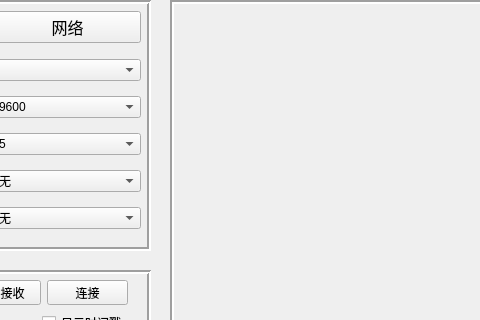
The window that home_page.ui (LvXinyu2003/img_host) describes before a commit, drawn with Qt 5; both pictures show x 170 to 650 and y 0 to 320 of the 1262 by 780 pixel window.
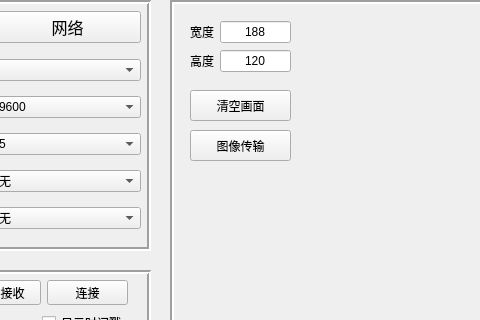
The same window after the commit.

Commit message: 图像传输部分逻辑尚未明了 read到的数据不连续成片，一段一段的，尚未解决

The edit to the form file:
```diff
--- a/home_page.ui
+++ b/home_page.ui
@@ -698,6 +698,78 @@
     <property name="midLineWidth">
      <number>0</number>
     </property>
+    <widget class="QPushButton" name="pushButton_clear_img">
+     <property name="geometry">
+      <rect>
+       <x>20</x>
+       <y>90</y>
+       <width>101</width>
+       <height>31</height>
+      </rect>
+     </property>
+     <property name="text">
+      <string>清空画面</string>
+     </property>
+    </widget>
+    <widget class="QPushButton" name="pushButton_img_trans">
+     <property name="geometry">
+      <rect>
+       <x>20</x>
+       <y>130</y>
+       <width>101</width>
+       <height>31</height>
+      </rect>
+     </property>
+     <property name="text">
+      <string>图像传输</string>
+     </property>
+    </widget>
+    <widget class="QWidget" name="">
+     <property name="geometry">
+      <rect>
+       <x>20</x>
+       <y>20</y>
+       <width>101</width>
+       <height>54</height>
+      </rect>
+     </property>
+     <layout class="QGridLayout" name="gridLayout">
+      <item row="0" column="0">
+       <widget class="QLabel" name="label_13">
+        <property name="text">
+         <string>宽度</string>
+        </property>
+       </widget>
+      </item>
+      <item row="0" column="1">
+       <widget class="QLineEdit" name="lineEdit_img_width">
+        <property name="text">
+         <string>188</string>
+        </property>
+        <property name="alignment">
+         <set>Qt::AlignCenter</set>
+        </property>
+       </widget>
+      </item>
+      <item row="1" column="0">
+       <widget class="QLabel" name="label_14">
+        <property name="text">
+         <string>高度</string>
+        </property>
+       </widget>
+      </item>
+      <item row="1" column="1">
+       <widget class="QLineEdit" name="lineEdit_img_height">
+        <property name="text">
+         <string>120</string>
+        </property>
+        <property name="alignment">
+         <set>Qt::AlignCenter</set>
+        </property>
+       </widget>
+      </item>
+     </layout>
+    </widget>
    </widget>
   </widget>
   <widget class="QMenuBar" name="menubar">
```
The commit also changes 2 other files.
